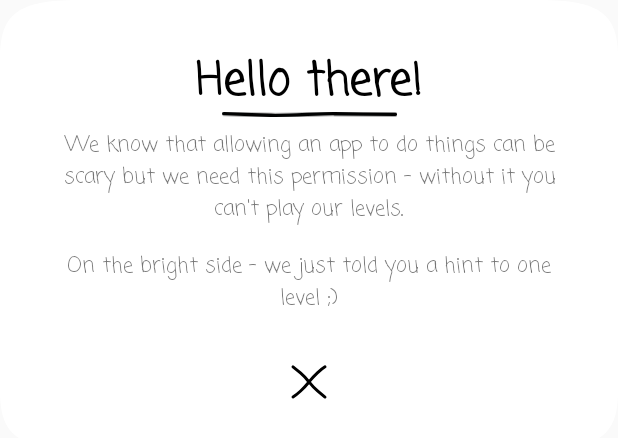
After one commit to Novychen/Karma, an Android app: the layout dialog_permisson.xml on its own in the app's theme, with its tools: preview values and no code run, on a phone screen of 412 x 824 dp. The commit adds this screen. Shown: the top 438 px of the screen. Run offline under Robolectric (Android 15) with nearby library versions, the phone set to English and light mode, and no system bars.

Commit message:
Dialog for explaining permissions Checking if permission are given

```diff
--- a/app/src/main/java/com/example/karma/LevelOneActivity.java
+++ b/app/src/main/java/com/example/karma/LevelOneActivity.java
@@ -2,6 +2,7 @@ package com.example.karma;
 
 import androidx.appcompat.app.AppCompatActivity;
 
+import android.Manifest;
 import android.animation.Animator;
 import android.animation.AnimatorSet;
 import android.animation.ObjectAnimator;
@@ -9,6 +10,7 @@ import android.app.Activity;
 import android.content.Context;
 import android.content.Intent;
 import android.content.SharedPreferences;
+import android.content.pm.PackageManager;
 import android.graphics.Color;
 import android.graphics.Point;
 import android.hardware.Sensor;
--- /dev/null
+++ b/app/src/main/res/layout/dialog_permisson.xml
@@ -0,0 +1,77 @@
+<?xml version="1.0" encoding="utf-8"?>
+<androidx.constraintlayout.widget.ConstraintLayout xmlns:android="http://schemas.android.com/apk/res/android"
+    xmlns:app="http://schemas.android.com/apk/res-auto"
+    xmlns:tools="http://schemas.android.com/tools"
+    android:layout_width="match_parent"
+    android:layout_height="wrap_content"
+    android:background="@drawable/ic_levelbox">
+
+    <TextView
+        android:id="@+id/dialog_permission_title"
+        android:layout_width="wrap_content"
+        android:layout_height="wrap_content"
+        android:layout_marginStart="100dp"
+        android:layout_marginTop="32dp"
+        android:layout_marginEnd="100dp"
+        android:fontFamily="casual"
+        android:text="@string/dialog_permission_title"
+        android:textColor="#000000"
+        android:textSize="30sp"
+        android:textStyle="bold"
+        app:layout_constraintEnd_toEndOf="parent"
+        app:layout_constraintStart_toStartOf="parent"
+        app:layout_constraintTop_toTopOf="parent" />
+
+    <TextView
+        android:id="@+id/dialog_permission_message"
+        android:layout_width="0dp"
+        android:layout_height="wrap_content"
+        android:layout_marginStart="32dp"
+        android:layout_marginTop="8dp"
+        android:layout_marginEnd="32dp"
+        android:fontFamily="casual"
+        android:text="@string/dialog_permission_message"
+        android:textAlignment="center"
+        app:layout_constraintEnd_toEndOf="parent"
+        app:layout_constraintStart_toStartOf="parent"
+        app:layout_constraintTop_toBottomOf="@+id/dialog_permission_title" />
+
+    <ImageView
+        android:id="@+id/dialog_permission_line"
+        android:layout_width="0dp"
+        android:layout_height="wrap_content"
+        app:layout_constraintBottom_toTopOf="@+id/dialog_permission_message"
+        app:layout_constraintDimensionRatio="w,10:2"
+        app:layout_constraintEnd_toEndOf="@+id/dialog_permission_title"
+        app:layout_constraintStart_toStartOf="@+id/dialog_permission_title"
+        app:layout_constraintTop_toBottomOf="@+id/dialog_permission_title"
+        app:layout_constraintVertical_bias="0.90999997"
+        app:srcCompat="@drawable/ic_line" />
+
+    <TextView
+        android:id="@+id/dialog_permission_hint"
+        android:layout_width="0dp"
+        android:layout_height="wrap_content"
+        android:layout_marginTop="16dp"
+        android:fontFamily="casual"
+        android:text="@string/dialog_permission_hint"
+        android:textAlignment="center"
+        app:layout_constraintBottom_toTopOf="@+id/dialog_permission_cancel"
+        app:layout_constraintEnd_toEndOf="@+id/dialog_permission_message"
+        app:layout_constraintStart_toStartOf="@+id/dialog_permission_message"
+        app:layout_constraintTop_toBottomOf="@+id/dialog_permission_message" />
+
+    <Button
+        android:id="@+id/dialog_permission_cancel"
+        style="@style/Widget.AppCompat.Button.Borderless"
+        android:layout_width="0dp"
+        android:layout_height="25dp"
+        android:layout_marginTop="32dp"
+        android:layout_marginBottom="32dp"
+        android:background="@drawable/ic_close"
+        app:layout_constraintBottom_toBottomOf="parent"
+        app:layout_constraintDimensionRatio="w,1:1"
+        app:layout_constraintEnd_toEndOf="@+id/dialog_permission_hint"
+        app:layout_constraintStart_toStartOf="@+id/dialog_permission_hint"
+        app:layout_constraintTop_toBottomOf="@+id/dialog_permission_hint" />
+</androidx.constraintlayout.widget.ConstraintLayout>
--- a/app/src/main/res/values/strings.xml
+++ b/app/src/main/res/values/strings.xml
@@ -7,11 +7,19 @@
     // Level 1
     <string name="level_01">Hello</string>
 
+    // Permission Dialog
+    <string name="dialog_permission_title">Hello there!</string>
+    <string name="dialog_permission_message">We know that allowing an app to do things can be scary
+        but we need this permission - without it you can\'t play our levels. </string>
+
+    <string name="dialog_permission_hint">On the bright side - we just told you a hint to one level ;)</string>
+
+
     // Level Complete Dialog
     <string name="dialog_level_complete_title">Congrats!</string>
     <string name="dialog_level_complete_message">You beat the game. Off to the next level you go</string>
 
     // Level coming soon
-    <string name="coming_soon">Sorry I\'m still incomplete!</string>
+    <string name="coming_soon">Sorry I\'m still \n incomplete!</string>
 
 </resources>
```
Also changed, not shown: app/src/main/java/com/example/karma/LevelFiveActivity.java (+5 -4 lines), app/src/main/java/com/example/karma/LevelOverviewActivity.java (+12 -5 lines), app/src/main/java/com/example/karma/MainActivity.java (+7 -0 lines), app/src/main/java/com/example/karma/PermissionHandler.java (added, +38 -0 lines), app/src/main/java/com/example/karma/PermissonDialog.java (added, +56 -0 lines), app/src/main/res/layout/dialog_level_complete.xml (+11 -11 lines).
